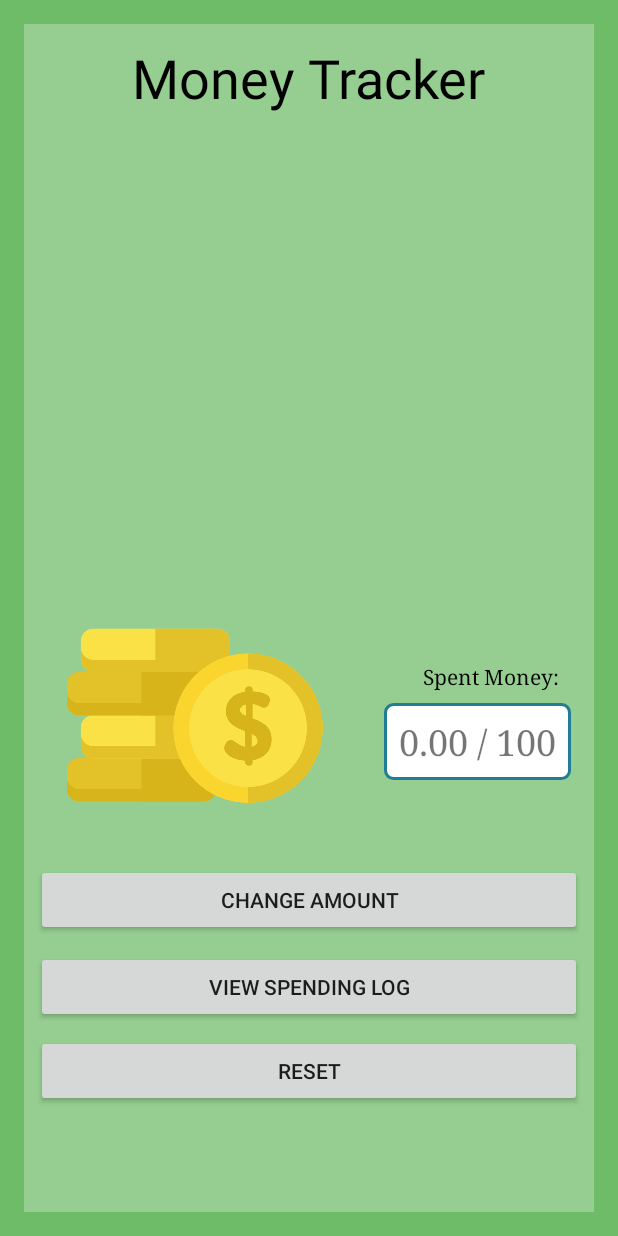
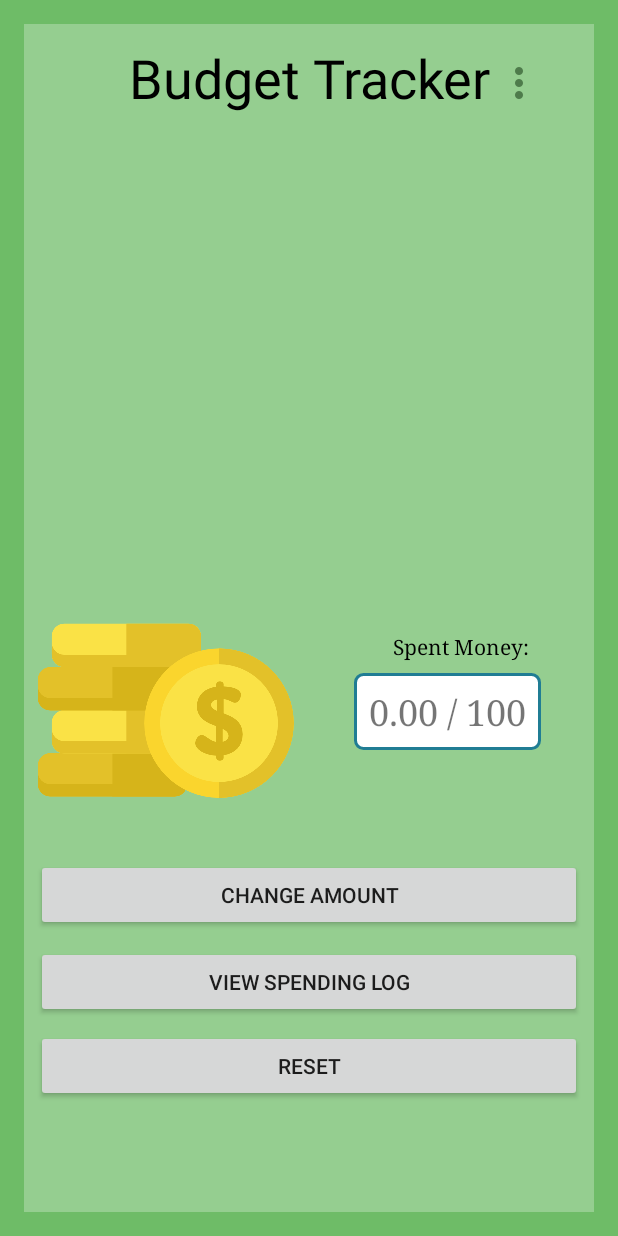
Before and after one commit to lkm027/MoneyManager, an Android app: the screen it shows after launch (HomeActivity), on a phone screen of 412 x 824 dp. Run offline under Robolectric (Android 15) with nearby library versions, the phone set to English and light mode, and no system bars.

Commit message:
Added settigns activity

```diff
--- a/app/src/main/res/layout/activity_home.xml
+++ b/app/src/main/res/layout/activity_home.xml
@@ -43,22 +43,21 @@
         android:id="@+id/textview_homeScreen_moneySpent"
         android:layout_width="wrap_content"
         android:layout_height="wrap_content"
-        android:layout_marginBottom="8dp"
         android:layout_marginEnd="8dp"
         android:layout_marginLeft="8dp"
         android:layout_marginRight="8dp"
         android:layout_marginStart="8dp"
-        android:layout_marginTop="8dp"
         android:background="@drawable/back"
         android:fontFamily="serif"
         android:text="0.00"
         android:textSize="24sp"
-        app:layout_constraintBottom_toBottomOf="@+id/imageView_homeScreen_Coins"
-        app:layout_constraintHorizontal_bias="0.584"
+        app:layout_constraintHorizontal_bias="0.424"
         app:layout_constraintLeft_toRightOf="@+id/imageView_homeScreen_Coins"
         app:layout_constraintRight_toRightOf="parent"
+        app:layout_constraintBottom_toBottomOf="@+id/imageView_homeScreen_Coins"
+        android:layout_marginBottom="8dp"
         app:layout_constraintTop_toTopOf="@+id/imageView_homeScreen_Coins"
-        app:layout_constraintVertical_bias="0.663" />
+        android:layout_marginTop="8dp" />
 
     <TextView
         android:id="@+id/textview_homeScreen_spentTitle"
@@ -66,17 +65,18 @@
         android:layout_height="wrap_content"
         android:layout_marginBottom="8dp"
         android:layout_marginEnd="8dp"
-        android:layout_marginRight="8dp"
         android:layout_marginTop="8dp"
         android:fontFamily="serif"
         android:text="@string/textview_spendtAmountTitle"
         android:textColor="#000"
         app:layout_constraintBottom_toTopOf="@+id/textview_homeScreen_moneySpent"
-        app:layout_constraintHorizontal_bias="1.0"
+        app:layout_constraintTop_toTopOf="parent"
+        app:layout_constraintVertical_bias="1.0"
+        android:layout_marginLeft="0dp"
         app:layout_constraintLeft_toLeftOf="@+id/textview_homeScreen_moneySpent"
+        android:layout_marginRight="0dp"
         app:layout_constraintRight_toRightOf="@+id/textview_homeScreen_moneySpent"
-        app:layout_constraintTop_toTopOf="parent"
-        app:layout_constraintVertical_bias="1.0" />
+        app:layout_constraintHorizontal_bias="1.0" />
 
     <ImageView
         android:id="@+id/imageView_homeScreen_Coins"
@@ -91,10 +91,10 @@
         android:layout_marginEnd="8dp"
         android:layout_marginRight="8dp"
         app:layout_constraintRight_toRightOf="parent"
-        app:layout_constraintHorizontal_bias="0.132"
+        app:layout_constraintHorizontal_bias="0.042"
         app:layout_constraintTop_toTopOf="parent"
         android:layout_marginTop="8dp"
-        app:layout_constraintVertical_bias="0.914" />
+        app:layout_constraintVertical_bias="0.907" />
 
     <Button
         android:id="@+id/button_homeScreen_ChangeAmount"
@@ -136,6 +136,7 @@
         android:layout_marginStart="8dp"
         android:layout_marginTop="27dp"
         android:text="@string/title"
+        android:textAlignment="center"
         android:textColor="#000"
         android:textSize="36sp"
         app:layout_constraintLeft_toLeftOf="parent"
@@ -155,4 +156,22 @@
         app:layout_constraintTop_toBottomOf="@+id/button_homeScreen_Log"
         android:onClick="resetAmounts"/>
 
+    <ImageButton
+        android:id="@+id/button_homeScreen_openSettings"
+        style="@style/InvisibleButton"
+        android:layout_width="22dp"
+        android:layout_height="26dp"
+        android:layout_marginBottom="8dp"
+        android:layout_marginLeft="8dp"
+        android:layout_marginRight="8dp"
+        android:layout_marginTop="8dp"
+        app:layout_constraintBottom_toBottomOf="@+id/textview_homeScreen_Title"
+        app:layout_constraintHorizontal_bias="0.0"
+        app:layout_constraintLeft_toRightOf="@+id/textview_homeScreen_Title"
+        app:layout_constraintRight_toRightOf="parent"
+        app:layout_constraintTop_toTopOf="@+id/textview_homeScreen_Title"
+        app:layout_constraintVertical_bias="1.0"
+        app:srcCompat="@drawable/ic_more_settings"
+        android:onClick="openSettings"/>
+
 </android.support.constraint.ConstraintLayout>
--- a/app/src/main/res/values/strings.xml
+++ b/app/src/main/res/values/strings.xml
@@ -1,5 +1,5 @@
 <resources>
-    <string name="app_name">MoneyManager</string>
+    <string name="app_name">Budget Tracker</string>
     <string name="toolbar_addmoney">Add Money</string>
     <string name="toolbar_removeMoney">Remove Money</string>
     <string name="dialog_addMoney">Enter the amount spent</string>
@@ -7,7 +7,7 @@
     <string name="button_changeAmount">Change Amount</string>
     <string name="textview_spendtAmountTitle">Spent Money:</string>
     <string name="button_viewLog">View Spending Log</string>
-    <string name="title">Money Tracker</string>
+    <string name="title">Budget Tracker</string>
     <string name="textview_ItemofPurchase">What are you buying:</string>
     <string name="amount">Amount:</string>
     <string name="purchase_log">Purchase Log:</string>
```
Also changed, not shown: app/src/main/AndroidManifest.xml (+6 -4 lines), app/src/main/java/com/example/lucas/moneymanager/activity/HomeActivity.java (+18 -1 lines), app/src/main/java/com/example/lucas/moneymanager/activity/SettingsActivity.java (added, +15 -0 lines), app/src/main/res/layout/activity_home2.xml (+6 -5 lines), app/src/main/res/layout/activity_settings.xml (added, +9 -0 lines), app/src/main/res/drawable-hdpi/ic_more_settings.png (added), app/src/main/res/drawable-mdpi/ic_more_settings.png (added), app/src/main/res/drawable-xhdpi/ic_more_settings.png (added), app/src/main/res/drawable-xxhdpi/ic_more_settings.png (added).
